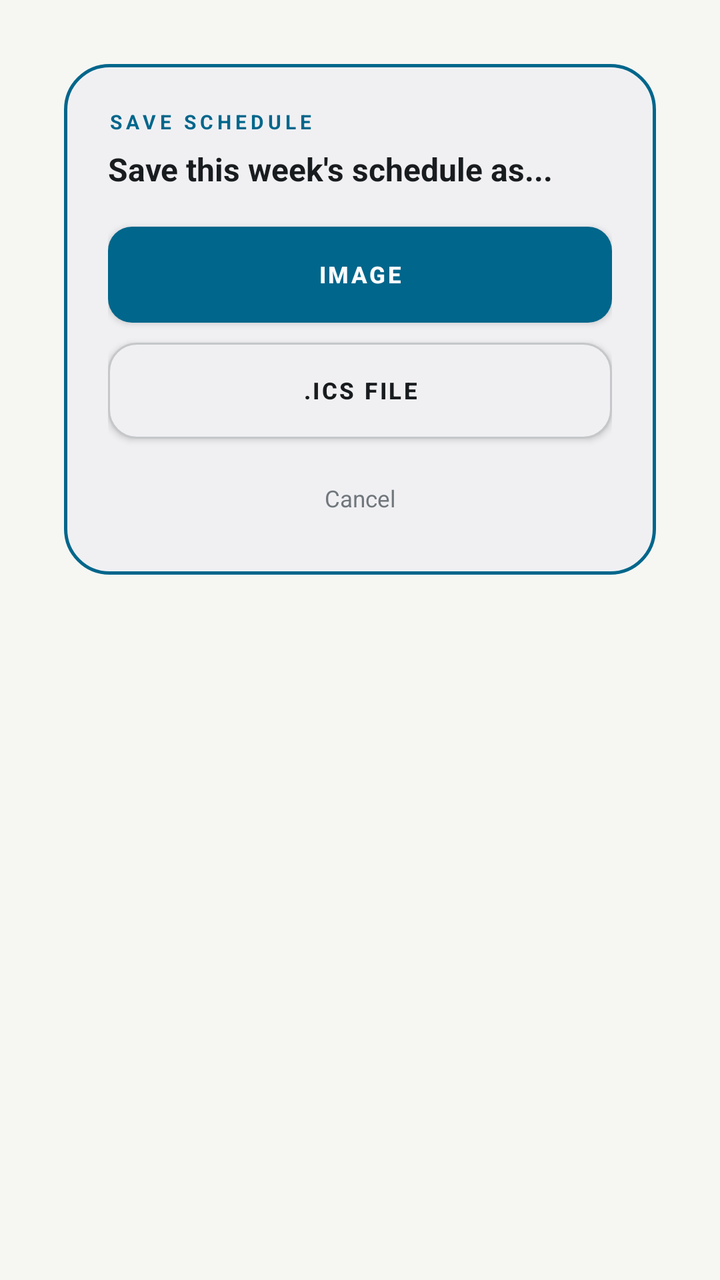
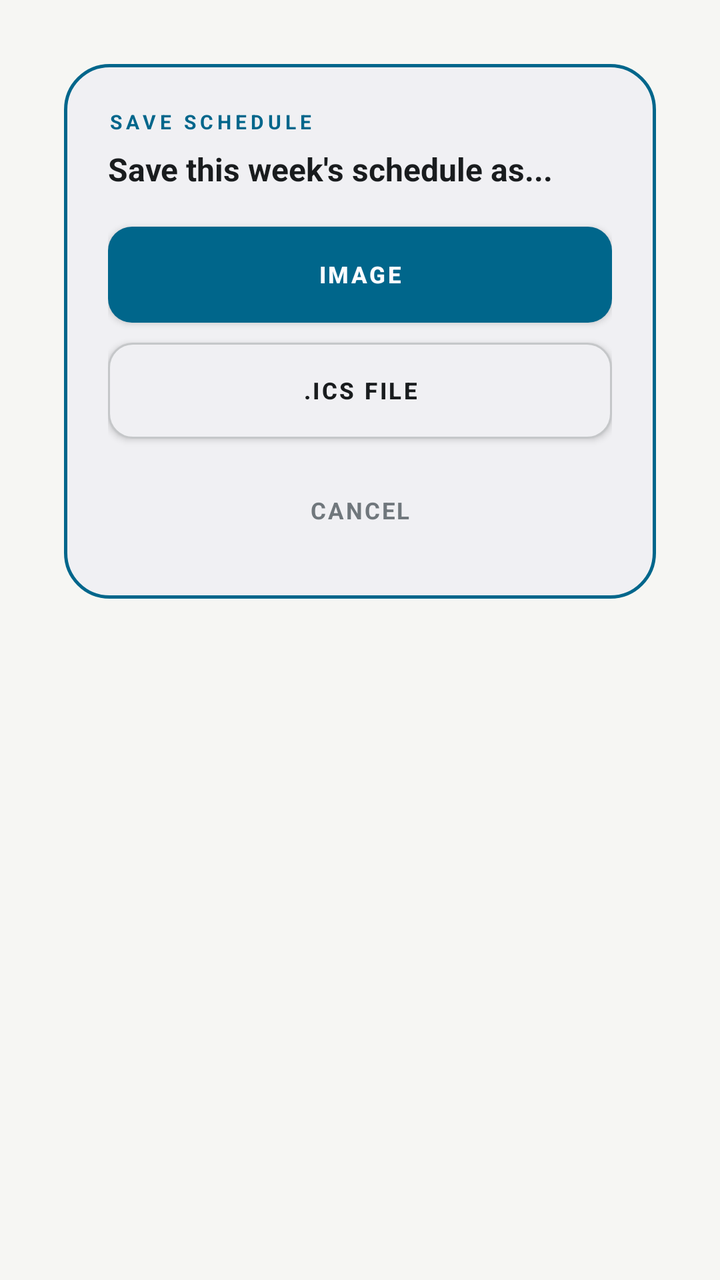

Compare the two renders of this Android layout. The source of the first and the diff that turns it into the second are given below.
<!-- AndroidManifest.xml: application theme Theme.CRSScheduler.GE -->
<!-- res/layout/activity_widget_save_adaptive.xml -->
<?xml version="1.0" encoding="utf-8"?>
<FrameLayout xmlns:android="http://schemas.android.com/apk/res/android"
    android:layout_width="match_parent"
    android:layout_height="match_parent"
    android:gravity="center"
    android:padding="32dp">

    <LinearLayout
        android:layout_width="match_parent"
        android:layout_height="wrap_content"
        android:orientation="vertical"
        android:padding="22dp"
        android:background="@drawable/card_bg_now_adaptive">

        <TextView
            android:layout_width="match_parent"
            android:layout_height="wrap_content"
            android:text="SAVE SCHEDULE"
            android:textColor="@color/adaptive_accent"
            android:textSize="10sp"
            android:letterSpacing="0.2"
            android:textStyle="bold" />

        <TextView
            android:layout_width="match_parent"
            android:layout_height="wrap_content"
            android:layout_marginTop="6dp"
            android:text="Save this week's schedule as..."
            android:textColor="@color/adaptive_ink"
            android:textStyle="bold"
            android:textSize="16sp" />

        <Button
            android:id="@+id/btn_save_image"
            android:layout_width="match_parent"
            android:layout_height="wrap_content"
            android:layout_marginTop="18dp"
            android:minHeight="48dp"
            android:text="IMAGE"
            android:textColor="@color/adaptive_bg"
            android:textSize="11.5sp"
            android:letterSpacing="0.1"
            android:background="@drawable/btn_bg_adaptive"
            android:backgroundTint="@color/adaptive_accent"
            android:foreground="@drawable/ripple_rounded_12dp_adaptive"
            android:textStyle="bold" />

        <Button
            android:id="@+id/btn_save_ics"
            android:layout_width="match_parent"
            android:layout_height="wrap_content"
            android:layout_marginTop="10dp"
            android:minHeight="48dp"
            android:text=".ICS FILE"
            android:textColor="@color/adaptive_ink"
            android:textSize="11.5sp"
            android:letterSpacing="0.1"
            android:background="@drawable/row_bg_adaptive"
            android:foreground="@drawable/ripple_rounded_14dp_adaptive"
            android:textStyle="bold" />

        <TextView
            android:id="@+id/btn_cancel"
            android:layout_width="match_parent"
            android:layout_height="wrap_content"
            android:layout_marginTop="14dp"
            android:minHeight="32dp"
            android:gravity="center"
            android:text="Cancel"
            android:textColor="@color/adaptive_ink_dim"
            android:textSize="11.5sp"
            android:clickable="true"
            android:focusable="true"
            android:foreground="@drawable/ripple_rounded_10dp_adaptive" />
    </LinearLayout>
</FrameLayout>
<!-- resources referenced by this layout -->
<resources>
  <color name="adaptive_accent">@android:color/system_accent1_600</color>
  <color name="adaptive_bg">@android:color/system_neutral1_10</color>
  <color name="adaptive_ink">@android:color/system_neutral1_900</color>
  <color name="adaptive_ink_dim">@android:color/system_neutral2_500</color>
  <!-- drawable btn_bg_adaptive (drawable) -->
  <?xml version="1.0" encoding="utf-8"?>
  <shape xmlns:android="http://schemas.android.com/apk/res/android">
      <solid android:color="@color/adaptive_accent" />
      <corners android:radius="12dp" />
  </shape>
  <!-- drawable card_bg_now_adaptive (drawable) -->
  <?xml version="1.0" encoding="utf-8"?>
  <shape xmlns:android="http://schemas.android.com/apk/res/android">
      <solid android:color="@color/adaptive_surface" />
      <corners android:radius="22dp" />
      <stroke android:width="1.5dp" android:color="@color/adaptive_accent" />
  </shape>
  <!-- drawable ripple_rounded_10dp_adaptive (drawable) -->
  <?xml version="1.0" encoding="utf-8"?>
  <ripple xmlns:android="http://schemas.android.com/apk/res/android"
      android:color="@color/adaptive_line_strong">
      <item android:id="@android:id/mask">
          <shape android:shape="rectangle">
              <solid android:color="@android:color/white" />
              <corners android:radius="10dp" />
          </shape>
      </item>
  </ripple>
  <!-- drawable ripple_rounded_12dp_adaptive (drawable) -->
  <?xml version="1.0" encoding="utf-8"?>
  <ripple xmlns:android="http://schemas.android.com/apk/res/android"
      android:color="@color/adaptive_line_strong">
      <item android:id="@android:id/mask">
          <shape android:shape="rectangle">
              <solid android:color="@android:color/white" />
              <corners android:radius="12dp" />
          </shape>
      </item>
  </ripple>
  <!-- drawable ripple_rounded_14dp_adaptive (drawable) -->
  <?xml version="1.0" encoding="utf-8"?>
  <ripple xmlns:android="http://schemas.android.com/apk/res/android"
      android:color="@color/adaptive_line_strong">
      <item android:id="@android:id/mask">
          <shape android:shape="rectangle">
              <solid android:color="@android:color/white" />
              <corners android:radius="14dp" />
          </shape>
      </item>
  </ripple>
  <!-- drawable row_bg_adaptive (drawable) -->
  <?xml version="1.0" encoding="utf-8"?>
  <shape xmlns:android="http://schemas.android.com/apk/res/android">
      <solid android:color="@color/adaptive_surface" />
      <corners android:radius="14dp" />
      <stroke android:width="1dp" android:color="@color/adaptive_line" />
  </shape>
  <style name="Theme.CRSScheduler.GE" parent="Theme.AppCompat.DayNight.NoActionBar">
          <item name="android:windowBackground">@color/ge_bg</item>
          <item name="colorPrimary">@color/ge_accent</item>
          <item name="colorPrimaryDark">@color/ge_bg</item>
          <item name="colorAccent">@color/ge_accent</item>
      </style>
  <color name="adaptive_surface">@android:color/system_neutral1_50</color>
  <color name="adaptive_line_strong">@android:color/system_neutral1_300</color>
  <color name="adaptive_line">@android:color/system_neutral1_200</color>
  <color name="ge_bg">#F6F6F3</color>
  <color name="ge_accent">#7B1113</color>
</resources>

<!-- the commit's change to res/layout/activity_widget_save_adaptive.xml (unified diff, before → after) -->
@@ -6,6 +6,7 @@
     android:padding="32dp">
 
     <LinearLayout
+            android:id="@+id/dialog_card_root"
         android:layout_width="match_parent"
         android:layout_height="wrap_content"
         android:orientation="vertical"
@@ -15,7 +16,8 @@
         <TextView
             android:layout_width="match_parent"
             android:layout_height="wrap_content"
-            android:text="SAVE SCHEDULE"
+            android:id="@+id/dialog_save_eyebrow"
+        android:text="SAVE SCHEDULE"
             android:textColor="@color/adaptive_accent"
             android:textSize="10sp"
             android:letterSpacing="0.2"
@@ -25,7 +27,8 @@
             android:layout_width="match_parent"
             android:layout_height="wrap_content"
             android:layout_marginTop="6dp"
-            android:text="Save this week's schedule as..."
+            android:id="@+id/dialog_save_title"
+        android:text="Save this week's schedule as..."
             android:textColor="@color/adaptive_ink"
             android:textStyle="bold"
             android:textSize="16sp" />
@@ -55,7 +58,7 @@
             android:textColor="@color/adaptive_ink"
             android:textSize="11.5sp"
             android:letterSpacing="0.1"
-            android:background="@drawable/row_bg_adaptive"
+            android:background="@drawable/btn_secondary_adaptive"
             android:foreground="@drawable/ripple_rounded_14dp_adaptive"
             android:textStyle="bold" />
 
@@ -64,9 +67,11 @@
             android:layout_width="match_parent"
             android:layout_height="wrap_content"
             android:layout_marginTop="14dp"
-            android:minHeight="32dp"
+            android:minHeight="44dp"
             android:gravity="center"
-            android:text="Cancel"
+            android:letterSpacing="0.08"
+            android:textStyle="bold"
+            android:text="CANCEL"
             android:textColor="@color/adaptive_ink_dim"
             android:textSize="11.5sp"
             android:clickable="true"
<!-- resource entries referenced after the edit -->
@@ -9,6 +9,13 @@
   <shape xmlns:android="http://schemas.android.com/apk/res/android">
       <solid android:color="@color/adaptive_accent" />
       <corners android:radius="12dp" />
+  </shape>
+  <!-- drawable btn_secondary_adaptive (drawable) -->
+  <?xml version="1.0" encoding="utf-8"?>
+  <shape xmlns:android="http://schemas.android.com/apk/res/android">
+      <solid android:color="@color/adaptive_surface" />
+      <corners android:radius="12dp" />
+      <stroke android:width="1dp" android:color="@color/adaptive_line" />
   </shape>
   <!-- drawable card_bg_now_adaptive (drawable) -->
   <?xml version="1.0" encoding="utf-8"?>
@@ -50,13 +57,6 @@
           </shape>
       </item>
   </ripple>
-  <!-- drawable row_bg_adaptive (drawable) -->
-  <?xml version="1.0" encoding="utf-8"?>
-  <shape xmlns:android="http://schemas.android.com/apk/res/android">
-      <solid android:color="@color/adaptive_surface" />
-      <corners android:radius="14dp" />
-      <stroke android:width="1dp" android:color="@color/adaptive_line" />
-  </shape>
   <style name="Theme.CRSScheduler.GE" parent="Theme.AppCompat.DayNight.NoActionBar">
           <item name="android:windowBackground">@color/ge_bg</item>
           <item name="colorPrimary">@color/ge_accent</item>
